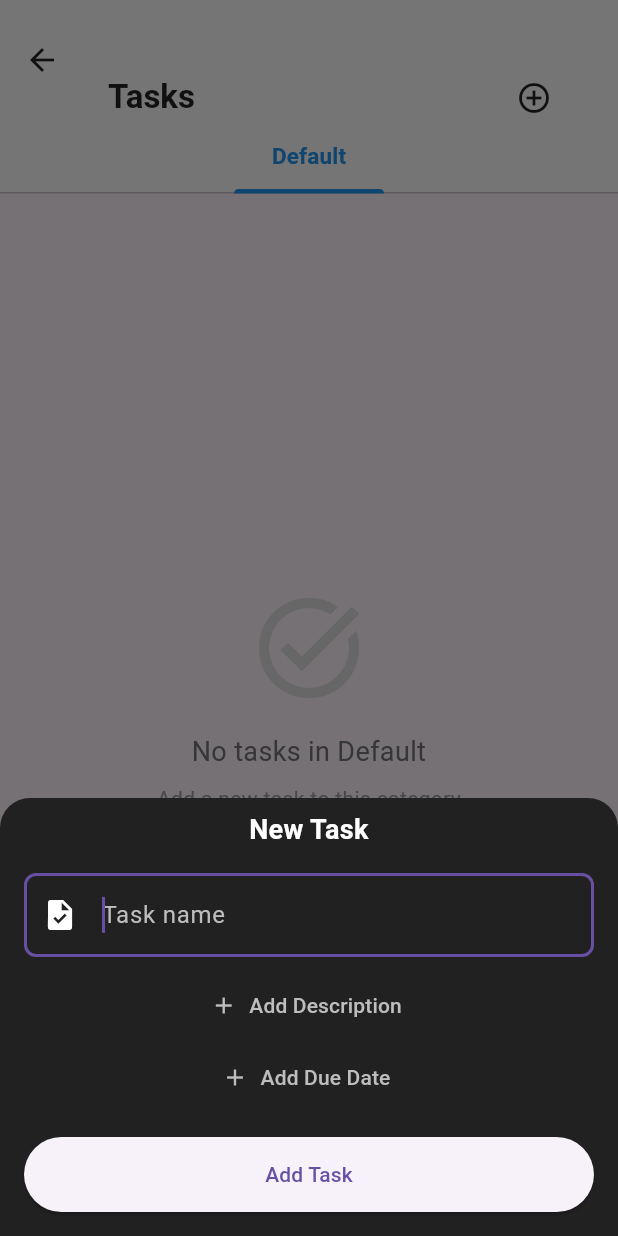
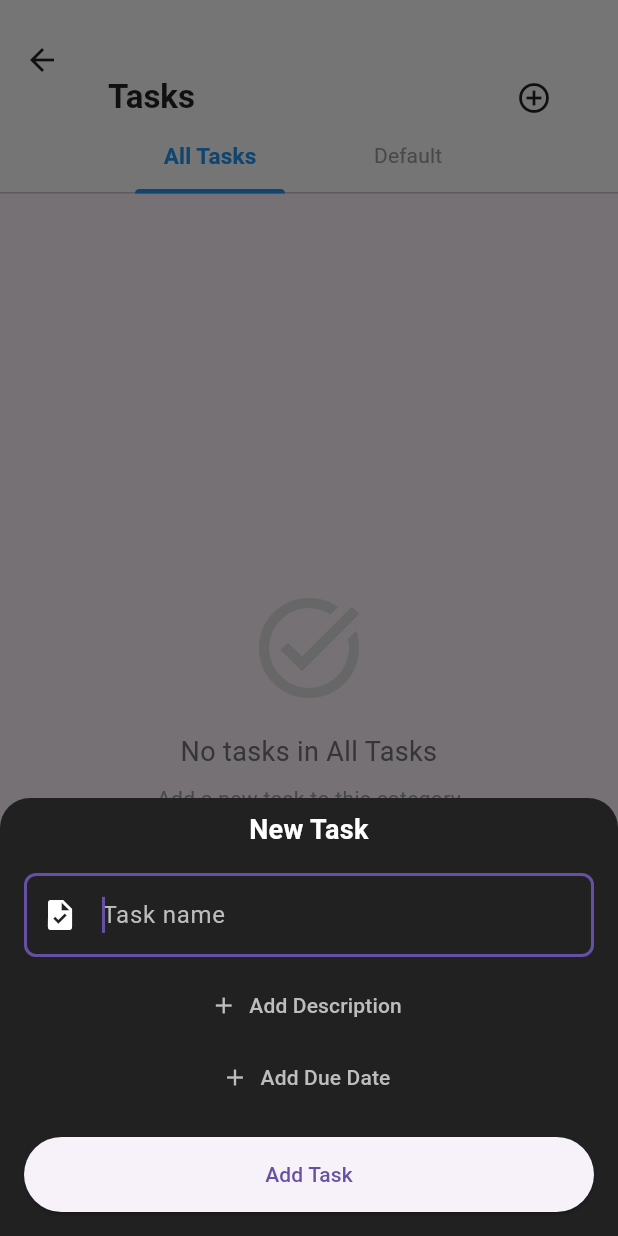
Before and after one commit to JoeRoganFake/Mental-Warrior-App, a Flutter app: the CategoriesPage screen opened by its route, after a tap on the "add" icon, on a phone screen of 412 x 824 dp. Run offline on Flutter 3.47's test engine with Material 3 defaults, Android fonts, the phone set to English and light mode, and no system bars; our stand-ins replace audioplayers, flutter_local_notifications, permission_handler, shared_preferences, sqflite; missing offline and left inert: android_alarm_manager_plus, flutter_foreground_task; accounts and stored records are empty; Roboto replaces fonts that are missing (Poppins).

Commit message:
- Added all tasks column
+ Next Up:
- Able to sort by categories or date added
- Refresh when deleted

```diff
--- a/lib/pages/categories_page.dart
+++ b/lib/pages/categories_page.dart
@@ -54,20 +54,29 @@ class _CategoriesPageState extends State<CategoriesPage>
 
       if (!mounted) return;
 
+      // Create a virtual "All Tasks" category that will show all tasks
+      final allTasksCategory =
+          Category(id: -1, label: "All Tasks", isDefault: 0);
+
+      // Add the "All Tasks" category at the beginning of the list
+      final updatedCategories = [allTasksCategory, ...categories];
+
       // Only update the UI if categories actually changed
-      if (_categories.length != categories.length ||
-          !_categories.every((cat) => categories.any((c) => c.id == cat.id))) {
+      if (_categories.length != updatedCategories.length ||
+          !_categories
+              .every((cat) => updatedCategories.any((c) => c.id == cat.id))) {
         // Save current index if possible
         int currentIndex = _tabController?.index ?? 0;
-        if (currentIndex >= categories.length) {
-          currentIndex = categories.isEmpty ? 0 : categories.length - 1;
+        if (currentIndex >= updatedCategories.length) {
+          currentIndex =
+              updatedCategories.isEmpty ? 0 : updatedCategories.length - 1;
         }
 
         // Dispose old controller properly
         _tabController?.dispose();
 
         final newController = TabController(
-          length: categories.length,
+          length: updatedCategories.length,
           vsync: this,
           initialIndex: currentIndex,
         );
@@ -84,11 +93,12 @@ class _CategoriesPageState extends State<CategoriesPage>
         });
 
         setState(() {
-          _categories = categories;
+          _categories = updatedCategories;
           _tabController = newController;
           // Set initial category based on current index
-          _currentCategory =
-              categories.isNotEmpty ? categories[currentIndex] : null;
+          _currentCategory = updatedCategories.isNotEmpty
+              ? updatedCategories[currentIndex]
+              : null;
           _isLoading = false;
         });
       }
@@ -1192,6 +1202,7 @@ class _CategoryTasksViewState extends State<CategoryTasksView> {
   List<Task> _completedTasks = [];
   bool _isLoading = true;
   bool _isExpanded = false;
+  Map<String, List<Task>> _categorizedTasks = {};
 
   @override
   void initState() {
@@ -1224,10 +1235,31 @@ class _CategoryTasksViewState extends State<CategoryTasksView> {
 
     try {
       final allTasks = await _taskService.getTasks();
-      setState(() {
+
+      if (widget.category.id == -1) {
+        // For "All Tasks" category, group tasks by their categories
+        _categorizedTasks = {};
+
+        // First add all tasks to their respective category groups
+        for (var task in allTasks) {
+          if (!_categorizedTasks.containsKey(task.category)) {
+            _categorizedTasks[task.category] = [];
+          }
+          _categorizedTasks[task.category]!.add(task);
+        }
+
+        _tasks = allTasks;
+      } else {
+        // For specific categories, only show tasks from that category
         _tasks = allTasks
             .where((task) => task.category == widget.category.label)
             .toList();
+
+        // Reset categorized tasks for specific categories
+        _categorizedTasks = {};
+      }
+
+      setState(() {
         _isLoading = false;
       });
     } catch (e) {
@@ -1241,11 +1273,18 @@ class _CategoryTasksViewState extends State<CategoryTasksView> {
   Future<void> _loadCompletedTasks() async {
     try {
       final allCompletedTasks = await _completedTaskService.getCompletedTasks();
-      setState(() {
+
+      if (widget.category.id == -1) {
+        // For "All Tasks" category, show all completed tasks
+        _completedTasks = allCompletedTasks;
+      } else {
+        // For specific categories, filter completed tasks by category
         _completedTasks = allCompletedTasks
             .where((task) => task.category == widget.category.label)
             .toList();
-      });
+      }
+
+      setState(() {});
     } catch (e) {
       print('Error loading completed tasks: $e');
     }
@@ -1511,7 +1550,7 @@ class _CategoryTasksViewState extends State<CategoryTasksView> {
         ),
         padding: const EdgeInsets.symmetric(vertical: 8),
         children: [
-          // Active tasks list
+          // Active tasks list - for both specific categories and "All Tasks"
           if (_tasks.isNotEmpty) ...[
             Padding(
               padding: const EdgeInsets.only(left: 16, right: 16, bottom: 8),
@@ -1525,8 +1564,7 @@ class _CategoryTasksViewState extends State<CategoryTasksView> {
               ),
             ),
             ..._tasks.map((task) => Padding(
-                  padding:
-                      const EdgeInsets.symmetric(horizontal: 16, vertical: 4),
+                  padding: const EdgeInsets.symmetric(horizontal: 16, vertical: 4),
                   child: TaskCard(
                     task: task,
                     onTaskCompleted: () {
@@ -1546,6 +1584,65 @@ class _CategoryTasksViewState extends State<CategoryTasksView> {
         ],
       ),
     );
+  }
+
+  // Helper method to build tasks grouped by category for the "All Tasks" view
+  List<Widget> _buildCategorizedTasksList() {
+    List<Widget> categoryWidgets = [];
+
+    // Sort the categories alphabetically for consistent display
+    List<String> sortedCategories = _categorizedTasks.keys.toList()..sort();
+
+    for (String category in sortedCategories) {
+      List<Task> tasksInCategory = _categorizedTasks[category]!;
+
+      // Add category header
+      categoryWidgets.add(
+        Padding(
+          padding: const EdgeInsets.only(left: 16, right: 16, top: 16, bottom: 8),
+          child: Container(
+            padding: const EdgeInsets.symmetric(vertical: 8, horizontal: 12),
+            decoration: BoxDecoration(
+              color: Colors.blue.withOpacity(0.1),
+              borderRadius: BorderRadius.circular(8),
+              border: Border.all(color: Colors.blue.withOpacity(0.3)),
+            ),
+            child: Row(
+              children: [
+                Icon(Icons.category, size: 18, color: Colors.blue[700]),
+                const SizedBox(width: 8),
+                Text(
+                  category,
+                  style: TextStyle(
+                    fontSize: 16,
+                    fontWeight: FontWeight.bold,
+                    color: Colors.blue[800],
+                  ),
+                ),
+              ],
+            ),
+          ),
+        ),
+      );
+
+      // Add tasks for this category
+      for (Task task in tasksInCategory) {
+        categoryWidgets.add(
+          Padding(
+            padding: const EdgeInsets.symmetric(horizontal: 16, vertical: 4),
+            child: TaskCard(
+              task: task,
+              onTaskCompleted: () {
+                _markTaskCompleted(task);
+              },
+              onRefresh: _loadTasks,
+            ),
+          ),
+        );
+      }
+    }
+
+    return categoryWidgets;
   }
 
   Widget _buildCompletedTasksList() {
@@ -1768,6 +1865,24 @@ class TaskCard extends StatelessWidget {
                   ),
                 ],
               ),
+              // Display the category name with a tag-like style
+              Container(
+                margin: EdgeInsets.only(top: 4, bottom: 4),
+                padding: EdgeInsets.symmetric(horizontal: 8, vertical: 2),
+                decoration: BoxDecoration(
+                  color: Colors.blue.withOpacity(0.1),
+                  borderRadius: BorderRadius.circular(12),
+                  border: Border.all(color: Colors.blue.withOpacity(0.3)),
+                ),
+                child: Text(
+                  task.category,
+                  style: TextStyle(
+                    fontSize: 12,
+                    color: Colors.blue[800],
+                    fontWeight: FontWeight.w500,
+                  ),
+                ),
+              ),
               if (task.description.isNotEmpty) ...[
                 const SizedBox(height: 8),
                 Text(
@@ -1843,6 +1958,12 @@ class TaskCard extends StatelessWidget {
                 style: TextStyle(fontWeight: FontWeight.bold),
               ),
               Text(task.status == 1 ? "Completed" : "Pending"),
+              const SizedBox(height: 16),
+              const Text(
+                "Category:",
+                style: TextStyle(fontWeight: FontWeight.bold),
+              ),
+              Text(task.category),
             ],
           ),
           actions: [
```
Also changed, not shown: 4 other files.
